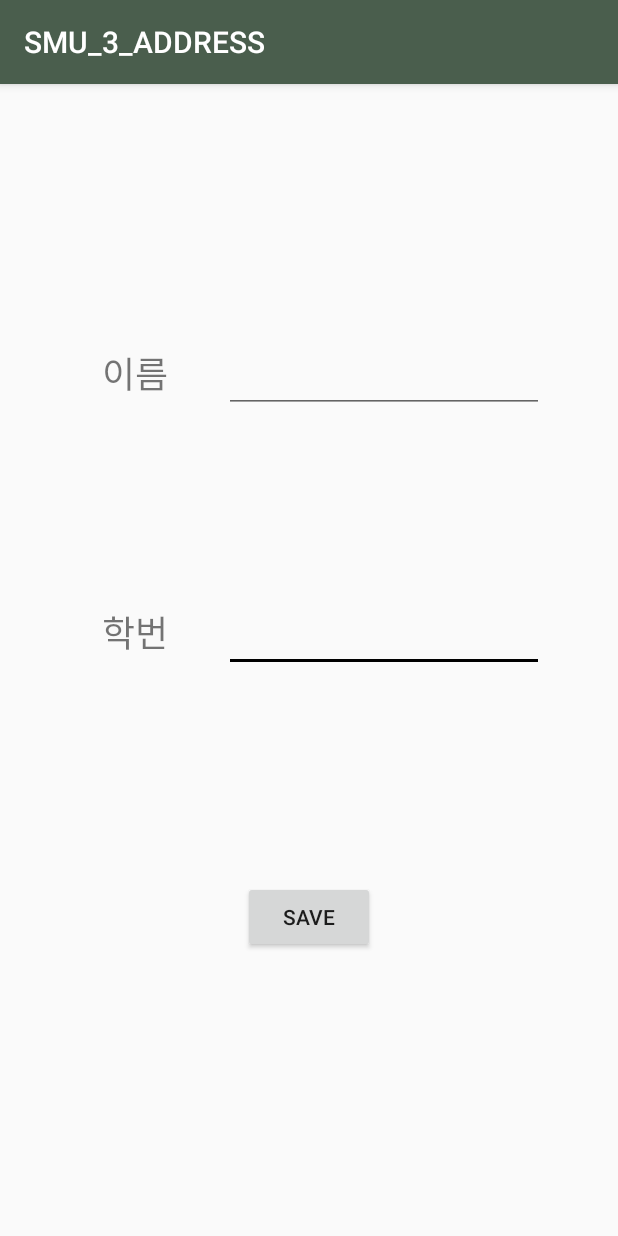
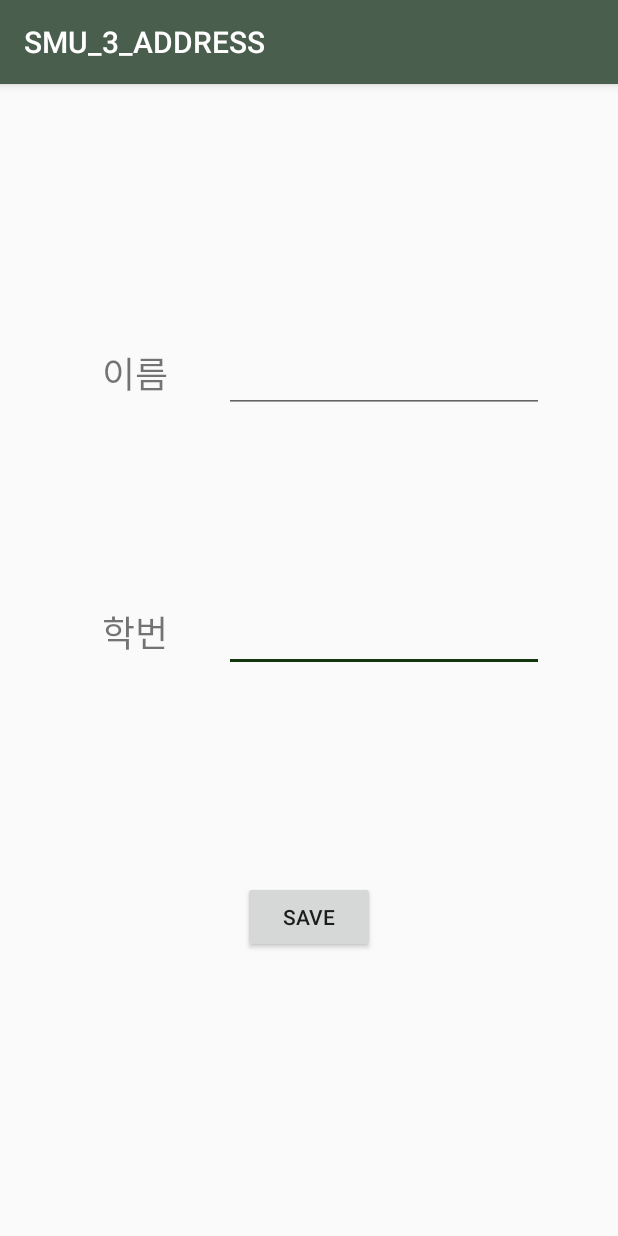
Before and after one commit to kekim98/SMU_3_DEMO, an Android app: the Main2Activity screen opened directly, with no data from a screen before it, on a phone screen of 412 x 824 dp. Run offline under Robolectric (Android 15) with nearby library versions, the phone set to English and light mode, and no system bars.

Commit message:
군인색 추가12

```diff
--- a/app/src/main/res/values/colors.xml
+++ b/app/src/main/res/values/colors.xml
@@ -2,5 +2,5 @@
 <resources>
     <color name="colorPrimary">#4a5e4d</color>
     <color name="colorPrimaryDark">#303d37</color>
-    <color name="colorAccent">#000000</color>
+    <color name="colorAccent">#13360e</color>
 </resources>
```
